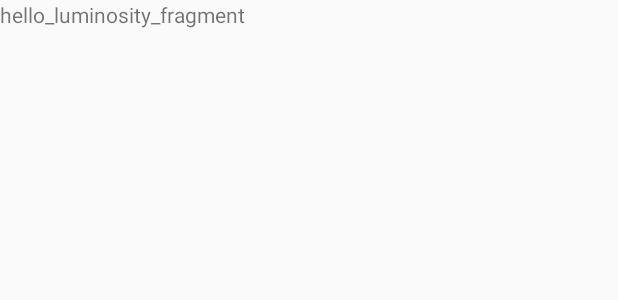
After one commit to mathi182/IMA_mini-projet, an Android app: the layout fragment_luminosity.xml on its own in the app's theme, with its tools: preview values and no code run, on a phone screen of 412 x 824 dp. The commit adds this screen. Shown: the top 300 px of the screen. Run offline under Robolectric (Android 15) with nearby library versions, the phone set to English and light mode, and no system bars.

Commit message:
It's something (Luminosity alarm type)

```diff
--- a/AlarmeDeluxe/app/src/main/java/ca/ulaval/ima/mp/alarmedeluxe/AlarmMakingActivity.java
+++ b/AlarmeDeluxe/app/src/main/java/ca/ulaval/ima/mp/alarmedeluxe/AlarmMakingActivity.java
@@ -20,6 +20,7 @@ import ca.ulaval.ima.mp.alarmedeluxe.domain.Alarm;
 import ca.ulaval.ima.mp.alarmedeluxe.types.AccelerometerAlarmType;
 import ca.ulaval.ima.mp.alarmedeluxe.types.AlarmType;
 import ca.ulaval.ima.mp.alarmedeluxe.types.GeolocationAlarmType;
+import ca.ulaval.ima.mp.alarmedeluxe.types.LuminosityAlarmType;
 import ca.ulaval.ima.mp.alarmedeluxe.types.MathsAlarmType;
 import ca.ulaval.ima.mp.alarmedeluxe.types.StandardAlarmType;
 import ca.ulaval.ima.mp.alarmedeluxe.types.YoutubeAlarmType;
@@ -46,7 +47,7 @@ public class AlarmMakingActivity extends AppCompatActivity {
         List<AlarmType> alarmTypes = new ArrayList<>();
         alarmTypes.add(new StandardAlarmType());
         alarmTypes.add(new AccelerometerAlarmType());
-        alarmTypes.add(new GeolocationAlarmType());
+        alarmTypes.add(new LuminosityAlarmType());
         alarmTypes.add(new MathsAlarmType());
         alarmTypes.add(new YoutubeAlarmType());
 
--- /dev/null
+++ b/AlarmeDeluxe/app/src/main/res/layout/fragment_luminosity.xml
@@ -0,0 +1,14 @@
+<?xml version="1.0" encoding="utf-8"?>
+<FrameLayout xmlns:android="http://schemas.android.com/apk/res/android"
+    xmlns:tools="http://schemas.android.com/tools"
+    android:layout_width="match_parent"
+    android:layout_height="match_parent"
+    tools:context="ca.ulaval.ima.mp.alarmedeluxe.customization.GeolocationFragment">
+
+    <!-- TODO: Update blank fragment layout -->
+    <TextView
+        android:layout_width="match_parent"
+        android:layout_height="match_parent"
+        android:text="hello_luminosity_fragment" />
+
+</FrameLayout>
```
Also changed, not shown: AlarmeDeluxe/app/src/main/java/ca/ulaval/ima/mp/alarmedeluxe/adapter/PagerAdapter.java (+5 -3 lines), AlarmeDeluxe/app/src/main/java/ca/ulaval/ima/mp/alarmedeluxe/customization/LuminosityFragment.java (added, +17 -0 lines), AlarmeDeluxe/app/src/main/java/ca/ulaval/ima/mp/alarmedeluxe/types/LuminosityAlarmType.java (added, +89 -0 lines), AlarmeDeluxe/app/src/main/ic_luminosity_dark-web.png (added), AlarmeDeluxe/app/src/main/ic_tabs_luminosity-web.png (added), AlarmeDeluxe/app/src/main/res/drawable-hdpi/ic_tabs_luminosity.png (added), AlarmeDeluxe/app/src/main/res/drawable-mdpi/ic_tabs_luminosity.png (added), AlarmeDeluxe/app/src/main/res/drawable-xhdpi/ic_tabs_luminosity.png (added), AlarmeDeluxe/app/src/main/res/drawable-xxhdpi/ic_tabs_luminosity.png (added), AlarmeDeluxe/app/src/main/res/mipmap-hdpi/ic_luminosity_dark.png (added), AlarmeDeluxe/app/src/main/res/mipmap-mdpi/ic_luminosity_dark.png (added), AlarmeDeluxe/app/src/main/res/mipmap-xhdpi/ic_luminosity_dark.png (added), AlarmeDeluxe/app/src/main/res/mipmap-xxhdpi/ic_luminosity_dark.png (added), AlarmeDeluxe/app/src/main/res/mipmap-xxxhdpi/ic_luminosity_dark.png (added).
